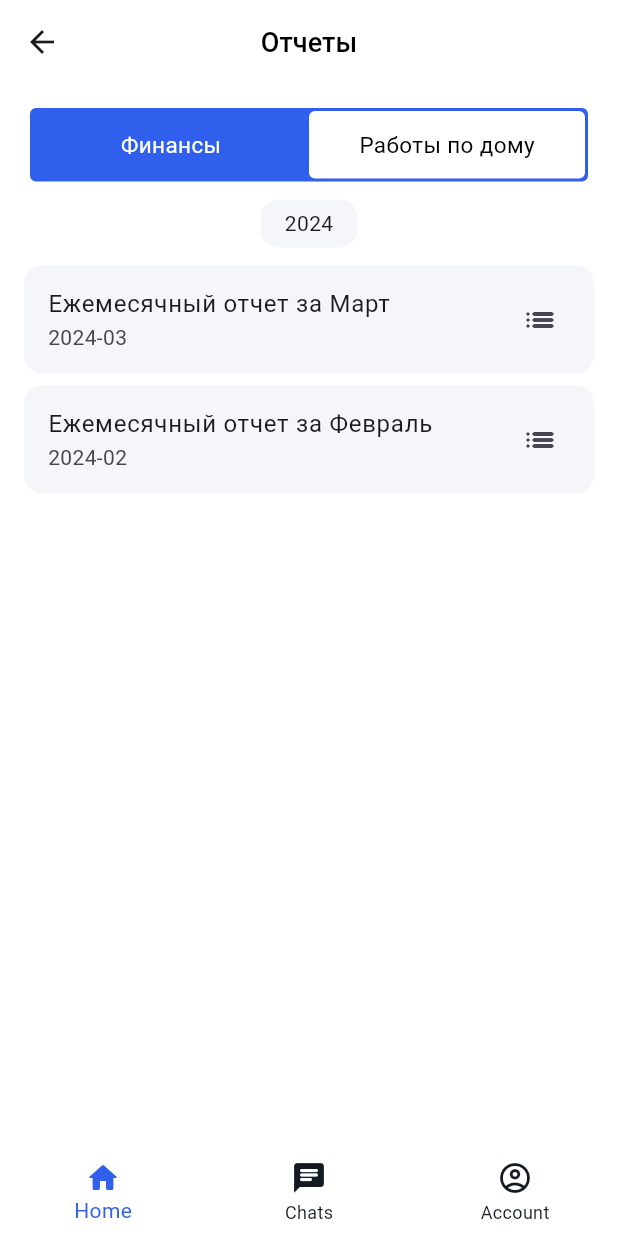
After one commit to assanbayg/zhks, a Flutter app: the ReportsScreen screen opened by its route, after a tap on "Работы по дому", on a phone screen of 412 x 824 dp. The commit adds this screen. Run offline on Flutter 3.47's test engine with Material 3 defaults, Android fonts, the phone set to English and light mode, and no system bars; our stand-ins replace dio, firebase_core, firebase_messaging, flutter_dotenv, flutter_local_notifications, flutter_riverpod and 8 more; accounts and stored records are empty; generated files the repository leaves out were written again; Roboto replaces fonts that are missing (SFProDisplay).

Commit message:
feat: Add reports

```diff
--- a/lib/core/navigation/main_shell.dart
+++ b/lib/core/navigation/main_shell.dart
@@ -3,6 +3,8 @@ import 'package:flutter/material.dart';
 
 // Package imports:
 import 'package:go_router/go_router.dart';
+
+// Project imports:
 import 'package:zhks/core/themes/theme_extensions.dart';
 
 class MainShell extends StatelessWidget {
--- a/lib/core/navigation/router.dart
+++ b/lib/core/navigation/router.dart
@@ -18,6 +18,7 @@ import 'package:zhks/features/auth/presentation/register_screen.dart';
 import 'package:zhks/features/auth/presentation/thanks_screen.dart';
 import 'package:zhks/features/onboarding/onboarding_screen.dart';
 import 'package:zhks/features/onboarding/select_lang_screen.dart';
+import 'package:zhks/features/reports/reports_screen.dart';
 
 final routerProvider = Provider<GoRouter>((ref) {
   final authState = ref.watch(authStateProvider);
@@ -105,7 +106,11 @@ final routerProvider = Provider<GoRouter>((ref) {
           GoRoute(path: '/', name: 'home', builder: (_, __) => HomeScreen()),
           // UNTIL I CODE THEM
           // GoRoute(path: '/home/request', name: 'requestService', builder: (_, __) => RequestServiceScreen()),
-          // GoRoute(path: '/home/reports', name: 'reports', builder: (_, __) => ReportsScreen()),
+          GoRoute(
+            path: '/home/reports',
+            name: 'reports',
+            builder: (_, __) => ReportsScreen(),
+          ),
           // GoRoute(path: '/home/complex', name: 'complex', builder: (_, __) => ComplexScreen()),
           // GoRoute(path: '/home/specimen', name: 'specimen', builder: (_, __) => SpecimenScreen()),
 
--- a/lib/core/presentation/screens/home_screen.dart
+++ b/lib/core/presentation/screens/home_screen.dart
@@ -3,6 +3,8 @@ import 'package:flutter/material.dart';
 
 // Package imports:
 import 'package:go_router/go_router.dart';
+
+// Project imports:
 import 'package:zhks/core/presentation/widgets/custom_app_bar.dart';
 import 'package:zhks/core/themes/theme_extensions.dart';
 
--- /dev/null
+++ b/lib/core/providers/reports_provider.dart
@@ -0,0 +1,35 @@
+// Package imports:
+import 'package:riverpod_annotation/riverpod_annotation.dart';
+
+// Project imports:
+import 'package:zhks/core/models/report.dart';
+import 'package:zhks/core/repositories/report_repository.dart';
+
+part 'reports_provider.g.dart';
+
+// Провайдеры для репозитория
+@riverpod
+ReportRepository reportRepository(ref) {
+  return ReportRepository();
+}
+
+// чтобы получить финансовые
+@riverpod
+Future<List<FinancialReport>> financialReports(ref) {
+  final repo = ref.watch(reportRepositoryProvider);
+  return repo.getFinancialReports();
+}
+
+// чтобы получить ежемесячные
+@riverpod
+Future<List<MonthlyReport>> monthlyReports(ref) {
+  final repo = ref.watch(reportRepositoryProvider);
+  return repo.getMonthlyReports();
+}
+
+// чтобы получить ежемесячные, но с побольше инфой
+@riverpod
+Future<MonthlyReportDetail> monthlyReportDetail(ref, int id) {
+  final repo = ref.watch(reportRepositoryProvider);
+  return repo.getMonthlyReportDetail(id);
+}
--- /dev/null
+++ b/lib/core/repositories/report_repository.dart
@@ -0,0 +1,65 @@
+// Project imports:
+import 'package:zhks/core/models/report.dart';
+
+// Репозитория. Потому просто связать с Дио чтобы связать с АПИ
+class ReportRepository {
+  Future<List<FinancialReport>> getFinancialReports() async {
+    await Future.delayed(const Duration(milliseconds: 300)); // simulate latency
+    return [
+      // Тут я попросила у ГПТ сгенерировать мне дамми дэйта
+      FinancialReport(
+        id: 1,
+        date: DateTime(2024, 3, 1),
+        amount: -2000,
+        description: 'Расходы',
+      ),
+      FinancialReport(
+        id: 2,
+        date: DateTime(2024, 3, 15),
+        amount: 5000,
+        description: 'Платеж за услуги',
+      ),
+    ];
+  }
+
+  Future<List<MonthlyReport>> getMonthlyReports() async {
+    await Future.delayed(const Duration(milliseconds: 300));
+    return [
+      MonthlyReport(
+        id: 1,
+        title: 'Ежемесячный отчет за Март',
+        month: '2024-03',
+      ),
+      MonthlyReport(
+        id: 2,
+        title: 'Ежемесячный отчет за Февраль',
+        month: '2024-02',
+      ),
+    ];
+  }
+
+  Future<MonthlyReportDetail> getMonthlyReportDetail(int id) async {
+    await Future.delayed(const Duration(milliseconds: 300));
+    return MonthlyReportDetail(
+      id: id,
+      title: 'Ежемесячный отчет за Март',
+      month: '2024-03',
+      houseWorkReports: [
+        HouseWorkReport(
+          id: 1,
+          title: 'Работа сантехника',
+          description: 'Ежедневные Т.О водопровода',
+          date: DateTime(2024, 3, 1),
+          photos: ['https://dummyimage.com/200X120/ff00ff/fff.png'],
+        ),
+        HouseWorkReport(
+          id: 2,
+          title: 'Уборка территории',
+          description: 'Уборка двора и подъезда',
+          date: DateTime(2024, 3, 5),
+          photos: ['https://dummyimage.com/200X120/ff00ff/fff.png'],
+        ),
+      ],
+    );
+  }
+}
--- /dev/null
+++ b/lib/features/reports/reports_screen.dart
@@ -0,0 +1,70 @@
+// Flutter imports:
+import 'package:flutter/material.dart';
+
+// Package imports:
+import 'package:flutter_riverpod/flutter_riverpod.dart';
+
+// Project imports:
+import 'package:zhks/core/presentation/widgets/custom_app_bar.dart';
+import 'package:zhks/core/providers/reports_provider.dart';
+import 'package:zhks/features/reports/widgets/financial_report_list.dart';
+import 'package:zhks/features/reports/widgets/montly_report_list.dart';
+import 'package:zhks/features/reports/widgets/report_toggle.dart';
+
+class ReportsScreen extends ConsumerStatefulWidget {
+  const ReportsScreen({super.key});
+
+  @override
+  ConsumerState<ReportsScreen> createState() => _ReportsScreenState();
+}
+
+class _ReportsScreenState extends ConsumerState<ReportsScreen> {
+  bool isFinanceSelected = true;
+
+  @override
+  Widget build(BuildContext context) {
+    final financialReports = ref.watch(financialReportsProvider);
+    final monthlyReports = ref.watch(monthlyReportsProvider);
+
+    return Scaffold(
+      appBar: const CustomAppBar(
+        label: 'Отчеты',
+        showBackButton: true,
+        location: '/',
+      ),
+      body: Column(
+        children: [
+          Padding(
+            padding: const EdgeInsets.symmetric(horizontal: 20.0),
+            child: ReportsToggle(
+              isFinanceSelected: isFinanceSelected,
+              onToggle: (selected) {
+                setState(() {
+                  isFinanceSelected = selected;
+                });
+              },
+            ),
+          ),
+          Expanded(
+            child:
+                isFinanceSelected
+                    ? financialReports.when(
+                      data: (list) => FinancialReportList(reports: list),
+                      loading:
+                          () =>
+                              const Center(child: CircularProgressIndicator()),
+                      error: (e, _) => Center(child: Text('Ошибка: $e')),
+                    )
+                    : monthlyReports.when(
+                      data: (list) => MonthlyReportList(reports: list),
+                      loading:
+                          () =>
+                              const Center(child: CircularProgressIndicator()),
+                      error: (e, _) => Center(child: Text('Ошибка: $e')),
+                    ),
+          ),
+        ],
+      ),
+    );
+  }
+}
--- /dev/null
+++ b/lib/features/reports/widgets/financial_report_list.dart
@@ -0,0 +1,115 @@
+// Flutter imports:
+import 'package:flutter/material.dart';
+
+// Package imports:
+import 'package:flutter_riverpod/flutter_riverpod.dart';
+
+// Project imports:
+import 'package:zhks/core/models/report.dart';
+import 'package:zhks/core/themes/theme_extensions.dart';
+
+class FinancialReportList extends ConsumerWidget {
+  final List<FinancialReport> reports;
+  const FinancialReportList({super.key, required this.reports});
+
+  @override
+  Widget build(BuildContext context, WidgetRef ref) {
+    final gray = context.colors.tertiary.gray;
+
+    // группировать их по месяцам
+    final grouped = <String, List<FinancialReport>>{};
+    for (final report in reports) {
+      final label = _formatMonthYear(report.date);
+      grouped.putIfAbsent(label, () => []).add(report);
+    }
+
+    return ListView(
+      padding: const EdgeInsets.symmetric(horizontal: 20),
+      children:
+          grouped.entries.map((entry) {
+            return Column(
+              crossAxisAlignment: CrossAxisAlignment.stretch,
+              children: [
+                const SizedBox(height: 16),
+                _buildDateLabel(gray, entry.key),
+                const SizedBox(height: 8),
+                ...entry.value.map(
+                  (r) => Card(
+                    elevation: 0,
+                    color: gray,
+                    child: ListTile(
+                      leading: Container(
+                        width: 40,
+                        height: 40,
+                        decoration: BoxDecoration(
+                          borderRadius: BorderRadius.circular(8),
+                          color:
+                              r.amount > 0
+                                  ? context.colors.primary.blue
+                                  : context.colors.primary.red,
+                        ),
+
+                        child: Icon(
+                          r.amount > 0
+                              ? Icons.arrow_upward
+                              : Icons.arrow_downward,
+                          size: 16,
+                          color: Colors.white,
+                        ),
+                      ),
+                      title: Text('${r.amount} ₸'),
+                      subtitle: Text(
+                        r.description,
+                        style: context.texts.bodySmall.copyWith(
+                          color: context.colors.primary.gray,
+                        ),
+                      ),
+                    ),
+                  ),
+                ),
+              ],
+            );
+          }).toList(),
+    );
+  }
+
+  Widget _buildDateLabel(Color background, String label) {
+    return Row(
+      mainAxisAlignment: MainAxisAlignment.center,
+      children: [
+        Container(
+          padding: const EdgeInsets.symmetric(vertical: 6, horizontal: 16),
+          decoration: BoxDecoration(
+            color: background,
+            borderRadius: BorderRadius.circular(12),
+          ),
+          child: Text(label, textAlign: TextAlign.center),
+        ),
+      ],
+    );
+  }
+
+  String _formatMonthYear(DateTime date) {
+    final now = DateTime.now();
+    if (date.year == now.year && date.month == now.month) {
+      return 'Этот месяц';
+    }
+
+    const monthNames = [
+      'Январь',
+      'Февраль',
+      'Март',
+      'Апрель',
+      'Май',
+      'Июнь',
+      'Июль',
+      'Август',
+      'Сентябрь',
+      'Октябрь',
+      'Ноябрь',
+      'Декабрь',
+    ];
+
+    return '${monthNames[date.month - 1]} ${date.year}';
+  }
+}
--- /dev/null
+++ b/lib/features/reports/widgets/montly_report_list.dart
@@ -0,0 +1,89 @@
+// Flutter imports:
+import 'package:flutter/material.dart';
+
+// Package imports:
+import 'package:flutter_riverpod/flutter_riverpod.dart';
+
+// Project imports:
+import 'package:zhks/core/models/report.dart';
+import 'package:zhks/core/providers/reports_provider.dart';
+import 'package:zhks/core/themes/theme_extensions.dart';
+import 'package:zhks/features/reports/widgets/housework_report_slider.dart';
+
+class MonthlyReportList extends ConsumerWidget {
+  final List<MonthlyReport> reports;
+  const MonthlyReportList({super.key, required this.reports});
+
+  @override
+  Widget build(BuildContext context, WidgetRef ref) {
+    final Color gray = context.colors.tertiary.gray;
+    final grouped = <String, List<MonthlyReport>>{};
+    for (final report in reports) {
+      final label = _formatYearLabel(report.month, gray);
+      grouped.putIfAbsent(label, () => []).add(report);
+    }
+
+    return ListView(
+      padding: const EdgeInsets.all(12),
+      children:
+          grouped.entries.map((entry) {
+            return Column(
+              crossAxisAlignment: CrossAxisAlignment.stretch,
+              children: [
+                _buildDateLabel(entry.key, gray),
+                const SizedBox(height: 8),
+                ...entry.value.map(
+                  (report) => Card(
+                    elevation: 0,
+                    color: gray,
+                    child: ListTile(
+                      title: Text(report.title),
+                      subtitle: Text('${report.month} '), // TODO: photo count
+                      trailing: const Icon(Icons.list_rounded),
+                      onTap: () async {
+                        final detail = await ref.read(
+                          monthlyReportDetailProvider(report.id).future,
+                        );
+                        if (context.mounted) {
+                          showModalBottomSheet(
+                            context: context,
+                            isScrollControlled: true,
+                            useSafeArea: true,
+                            builder:
+                                (_) =>
+                                    HouseWorkReportSlider(reportDetail: detail),
+                          );
+                        }
+                      },
+                    ),
+                  ),
+                ),
+              ],
+            );
+          }).toList(),
+    );
+  }
+
+  String _formatYearLabel(String date, colors) {
+    final now = DateTime.now().year;
+    final year = int.parse(date.split('-')[0]);
+    if (year == now) return 'Этот год';
+    return year.toString();
+  }
+
+  Widget _buildDateLabel(String label, Color gray) {
+    return Row(
+      mainAxisAlignment: MainAxisAlignment.center,
+      children: [
+        Container(
+          padding: const EdgeInsets.symmetric(vertical: 6, horizontal: 16),
+          decoration: BoxDecoration(
+            color: gray,
+            borderRadius: BorderRadius.circular(12),
+          ),
+          child: Text(label, textAlign: TextAlign.center),
+        ),
+      ],
+    );
+  }
+}
--- /dev/null
+++ b/lib/features/reports/widgets/report_toggle.dart
@@ -0,0 +1,78 @@
+// Flutter imports:
+import 'package:flutter/material.dart';
+
+// Project imports:
+import 'package:zhks/core/themes/theme_extensions.dart';
+
+class ReportsToggle extends StatelessWidget {
+  final bool isFinanceSelected;
+  final void Function(bool isFinance) onToggle;
+
+  const ReportsToggle({
+    super.key,
+    required this.isFinanceSelected,
+    required this.onToggle,
+  });
+
+  @override
+  Widget build(BuildContext context) {
+    final blue = context.colors.primary.blue;
+    final textStyle = context.texts.bodyMedium;
+    return Container(
+      decoration: BoxDecoration(
+        color: blue,
+        border: Border.all(color: blue, width: 2),
+        borderRadius: BorderRadius.circular(4),
+      ),
+      child: Row(
+        children: [
+          _buildTab(
+            label: 'Финансы',
+            selected: isFinanceSelected,
+            onTap: () => onToggle(true),
+            color: blue,
+            textStyle: textStyle,
+          ),
+
+          _buildTab(
+            label: 'Работы по дому',
+            selected: !isFinanceSelected,
+            onTap: () => onToggle(false),
+            color: blue,
+            textStyle: textStyle,
+          ),
+        ],
+      ),
+    );
+  }
+
+  Widget _buildTab({
+    required String label,
+    required bool selected,
+    required VoidCallback onTap,
+    required Color color,
+    required TextStyle textStyle,
+  }) {
+    return Expanded(
+      child: GestureDetector(
+        onTap: onTap,
+        child: Container(
+          padding: const EdgeInsets.symmetric(vertical: 12),
+          decoration: BoxDecoration(
+            color: selected ? Colors.white : color,
+            borderRadius: BorderRadius.all(
+              selected ? const Radius.circular(4) : Radius.zero,
+            ),
+          ),
+          alignment: Alignment.center,
+          child: Text(
+            label,
+            style: textStyle.copyWith(
+              color: selected ? Colors.black : Colors.white,
+            ),
+          ),
+        ),
+      ),
+    );
+  }
+}
```
Also changed, not shown: lib/core/models/report.dart (added, +98 -0 lines), lib/features/reports/widgets/housework_report_slider.dart (added, +61 -0 lines).
